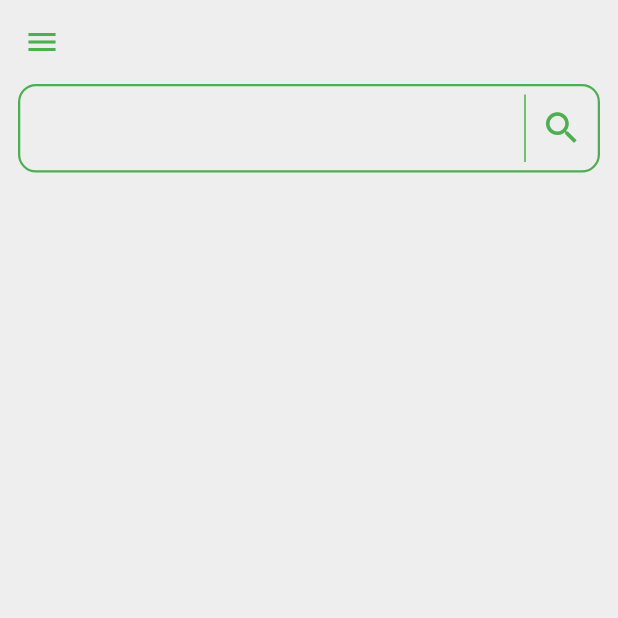
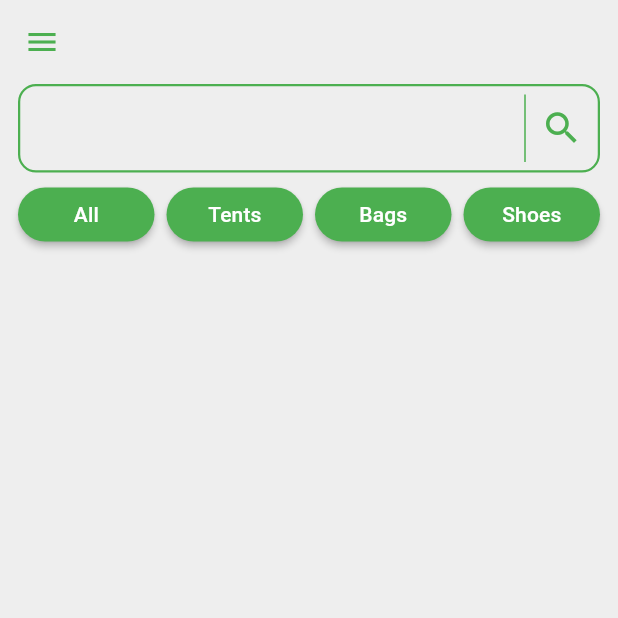
Before and after one commit to zorncbllr/hikeine, a Flutter app: the Home screen opened directly, on a phone screen of 412 x 824 dp, the top half of it. Run offline on Flutter 3.47's test engine with Material 3 defaults, Android fonts, the phone set to English and light mode, and no system bars.

Commit message:
added category buttons

```diff
--- a/lib/pages/home.dart
+++ b/lib/pages/home.dart
@@ -4,12 +4,7 @@ import 'package:hikeine/utils/category_button.dart';
 class Home extends StatelessWidget {
   Home({super.key});
 
-  List<CategoryButton> categories = [
-    CategoryButton(label: 'All'),
-    CategoryButton(label: 'Tents'),
-    CategoryButton(label: 'Shoes'),
-    CategoryButton(label: 'Bags'),
-  ];
+  List<String> categories = ['All', 'Tents', 'Bags', 'Shoes'];
 
   @override
   Widget build(BuildContext context) {
@@ -21,7 +16,7 @@ class Home extends StatelessWidget {
       ),
       drawer: Drawer(),
       body: SafeArea(
-        child: Column(
+        child: ListView(
           children: [
             // search bar
             Container(
@@ -66,6 +61,20 @@ class Home extends StatelessWidget {
                 ],
               ),
             ),
+
+            Container(
+              margin: EdgeInsets.symmetric(
+                horizontal: 12,
+                vertical: 4,
+              ),
+              child: Row(
+                spacing: 8,
+                children: [
+                  for (String category in categories)
+                    CategoryButton(label: category)
+                ],
+              ),
+            )
           ],
         ),
       ),
--- a/lib/utils/category_button.dart
+++ b/lib/utils/category_button.dart
@@ -15,7 +15,8 @@ class CategoryButton extends StatefulWidget {
 class _CategoryButtonState extends State<CategoryButton> {
   @override
   Widget build(BuildContext context) {
-    return MaterialButton(
+    return Expanded(
+      child: MaterialButton(
         color: Colors.green,
         textColor: Colors.white,
         shape: RoundedRectangleBorder(
@@ -23,6 +24,7 @@ class _CategoryButtonState extends State<CategoryButton> {
         ),
         onPressed: () {},
         child: Text(widget.label),
+      ),
     );
   }
 }
```
Lines whose indentation alone changed are shown as unchanged.
